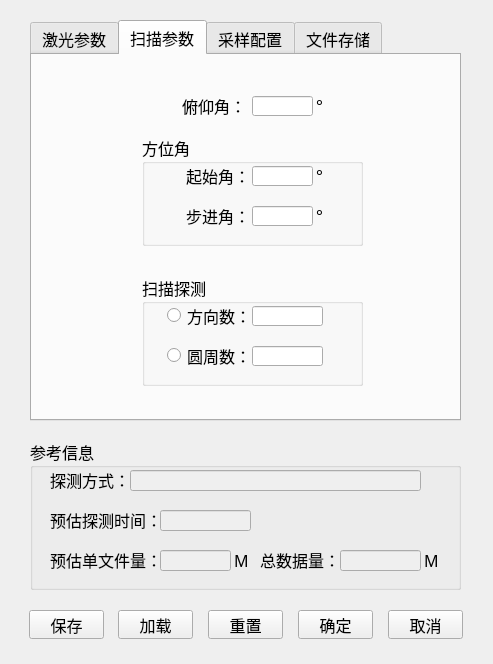
First picture: the form in paradialog.ui, repository GitYuanZi/Coherent_wind, before the edit.
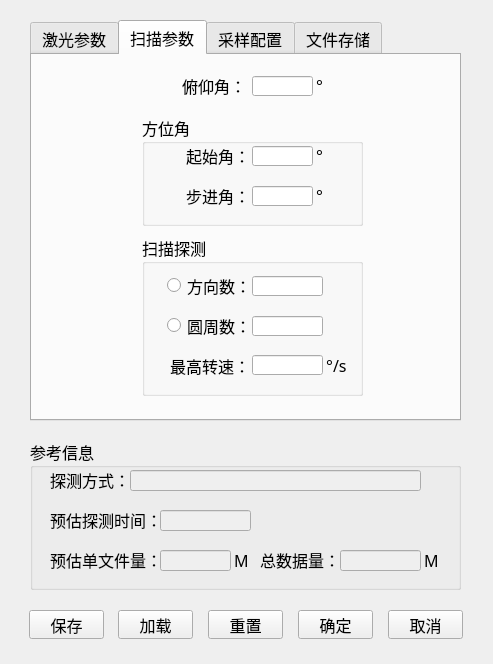
Second picture: the form after the edit. The open tabs and pages were chosen to show the change. Icons and pictures are not drawn.

The edit to the form file:
```diff
--- a/paradialog.ui
+++ b/paradialog.ui
@@ -219,7 +219,7 @@
      <property name="geometry">
       <rect>
        <x>150</x>
-       <y>40</y>
+       <y>20</y>
        <width>61</width>
        <height>21</height>
       </rect>
@@ -232,7 +232,7 @@
      <property name="geometry">
       <rect>
        <x>220</x>
-       <y>41</y>
+       <y>21</y>
        <width>61</width>
        <height>20</height>
       </rect>
@@ -242,7 +242,7 @@
      <property name="geometry">
       <rect>
        <x>280</x>
-       <y>40</y>
+       <y>20</y>
        <width>21</width>
        <height>21</height>
       </rect>
@@ -255,7 +255,7 @@
      <property name="geometry">
       <rect>
        <x>110</x>
-       <y>80</y>
+       <y>60</y>
        <width>221</width>
        <height>111</height>
       </rect>
@@ -340,9 +340,9 @@
      <property name="geometry">
       <rect>
        <x>110</x>
-       <y>220</y>
+       <y>180</y>
        <width>221</width>
-       <height>111</height>
+       <height>161</height>
       </rect>
      </property>
      <property name="title">
@@ -355,7 +355,7 @@
       <property name="geometry">
        <rect>
         <x>110</x>
-        <y>71</y>
+        <y>81</y>
         <width>71</width>
         <height>20</height>
        </rect>
@@ -365,7 +365,7 @@
       <property name="geometry">
        <rect>
         <x>110</x>
-        <y>31</y>
+        <y>41</y>
         <width>71</width>
         <height>20</height>
        </rect>
@@ -375,7 +375,7 @@
       <property name="geometry">
        <rect>
         <x>25</x>
-        <y>30</y>
+        <y>40</y>
         <width>81</width>
         <height>21</height>
        </rect>
@@ -388,7 +388,7 @@
       <property name="geometry">
        <rect>
         <x>25</x>
-        <y>70</y>
+        <y>80</y>
         <width>81</width>
         <height>21</height>
        </rect>
@@ -397,6 +397,42 @@
        <string>圆周数：</string>
       </property>
      </widget>
+     <widget class="QLineEdit" name="lineEdit_SP">
+      <property name="geometry">
+       <rect>
+        <x>110</x>
+        <y>120</y>
+        <width>71</width>
+        <height>20</height>
+       </rect>
+      </property>
+     </widget>
+     <widget class="QLabel" name="label_8">
+      <property name="geometry">
+       <rect>
+        <x>28</x>
+        <y>120</y>
+        <width>81</width>
+        <height>21</height>
+       </rect>
+      </property>
+      <property name="text">
+       <string>最高转速：</string>
+      </property>
+     </widget>
+     <widget class="QLabel" name="label_22">
+      <property name="geometry">
+       <rect>
+        <x>180</x>
+        <y>120</y>
+        <width>31</width>
+        <height>21</height>
+       </rect>
+      </property>
+      <property name="text">
+       <string> °/s</string>
+      </property>
+     </widget>
     </widget>
    </widget>
    <widget class="QWidget" name="tab_3">
```
Left out of the diff: 5 changed lines with no effect on the pictures.
